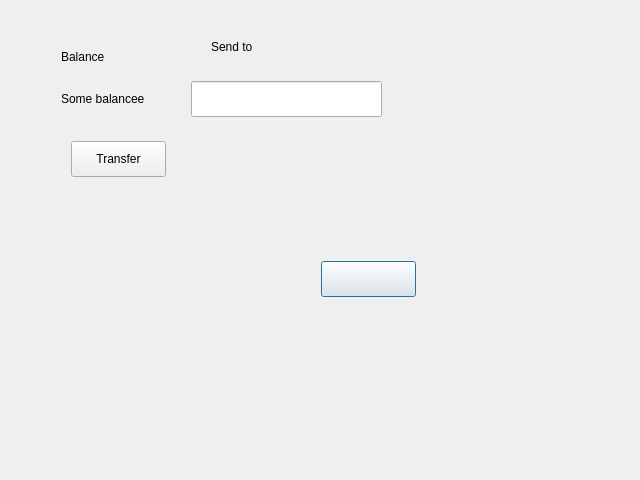
Old version of the form personal_cabinet.ui in the repository Unit-chain/wallet.
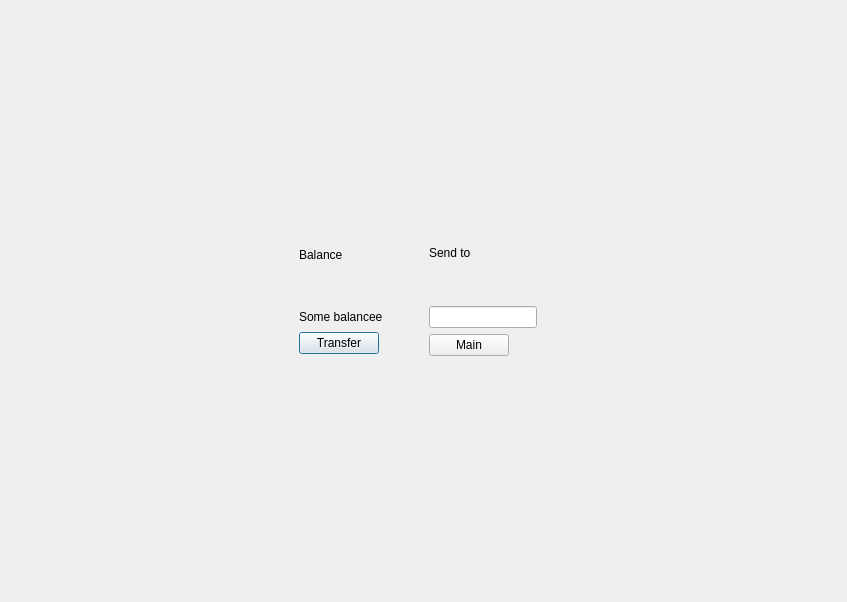
New version of the form.

Diff of the .ui file:
```diff
--- a/personal_cabinet.ui
+++ b/personal_cabinet.ui
@@ -6,110 +6,248 @@
    <rect>
     <x>0</x>
     <y>0</y>
-    <width>640</width>
-    <height>480</height>
+    <width>847</width>
+    <height>602</height>
    </rect>
   </property>
   <property name="windowTitle">
    <string>Dialog</string>
   </property>
-  <layout class="QVBoxLayout" name="verticalLayout">
+  <layout class="QVBoxLayout" name="verticalLayout_4">
    <item>
     <widget class="QStackedWidget" name="stackedWidget">
      <property name="currentIndex">
       <number>0</number>
      </property>
      <widget class="QWidget" name="page">
-      <widget class="QPushButton" name="pshBtn_main_menu">
-       <property name="geometry">
-        <rect>
-         <x>310</x>
-         <y>250</y>
-         <width>95</width>
-         <height>36</height>
-        </rect>
-       </property>
-       <property name="styleSheet">
-        <string notr="true"/>
-       </property>
-       <property name="text">
-        <string/>
-       </property>
-      </widget>
-      <widget class="QLineEdit" name="line_send_to">
-       <property name="geometry">
-        <rect>
-         <x>180</x>
-         <y>70</y>
-         <width>191</width>
-         <height>36</height>
-        </rect>
-       </property>
-       <property name="styleSheet">
-        <string notr="true"/>
-       </property>
-       <property name="readOnly">
-        <bool>true</bool>
-       </property>
-      </widget>
-      <widget class="QLabel" name="label_balance">
-       <property name="geometry">
-        <rect>
-         <x>50</x>
-         <y>30</y>
-         <width>81</width>
-         <height>31</height>
-        </rect>
-       </property>
-       <property name="text">
-        <string>Balance</string>
-       </property>
-      </widget>
-      <widget class="QLabel" name="label_current_balance">
-       <property name="geometry">
-        <rect>
-         <x>50</x>
-         <y>70</y>
-         <width>95</width>
-         <height>36</height>
-        </rect>
-       </property>
-       <property name="styleSheet">
-        <string notr="true"/>
-       </property>
-       <property name="text">
-        <string>Some balancee</string>
-       </property>
-      </widget>
-      <widget class="QLabel" name="label_send_to">
-       <property name="geometry">
-        <rect>
-         <x>200</x>
-         <y>20</y>
-         <width>81</width>
-         <height>31</height>
-        </rect>
-       </property>
-       <property name="text">
-        <string>Send to</string>
-       </property>
-      </widget>
-      <widget class="QPushButton" name="pshBtn_send">
-       <property name="geometry">
-        <rect>
-         <x>60</x>
-         <y>130</y>
-         <width>95</width>
-         <height>36</height>
-        </rect>
-       </property>
-       <property name="styleSheet">
-        <string notr="true"/>
-       </property>
-       <property name="text">
-        <string>Transfer</string>
-       </property>
-      </widget>
+      <layout class="QVBoxLayout" name="verticalLayout_5">
+       <item>
+        <layout class="QVBoxLayout" name="verticalLayout_3">
+         <item>
+          <spacer name="verticalSpacer_4">
+           <property name="orientation">
+            <enum>Qt::Vertical</enum>
+           </property>
+           <property name="sizeHint" stdset="0">
+            <size>
+             <width>20</width>
+             <height>40</height>
+            </size>
+           </property>
+          </spacer>
+         </item>
+         <item>
+          <layout class="QHBoxLayout" name="horizontalLayout_2">
+           <item>
+            <spacer name="horizontalSpacer_2">
+             <property name="orientation">
+              <enum>Qt::Horizontal</enum>
+             </property>
+             <property name="sizeHint" stdset="0">
+              <size>
+               <width>40</width>
+               <height>20</height>
+              </size>
+             </property>
+            </spacer>
+           </item>
+           <item>
+            <layout class="QVBoxLayout" name="verticalLayout_2">
+             <item>
+              <widget class="QLabel" name="label_balance">
+               <property name="sizePolicy">
+                <sizepolicy hsizetype="Fixed" vsizetype="Fixed">
+                 <horstretch>0</horstretch>
+                 <verstretch>0</verstretch>
+                </sizepolicy>
+               </property>
+               <property name="text">
+                <string>Balance</string>
+               </property>
+              </widget>
+             </item>
+             <item>
+              <spacer name="verticalSpacer_2">
+               <property name="orientation">
+                <enum>Qt::Vertical</enum>
+               </property>
+               <property name="sizeType">
+                <enum>QSizePolicy::Fixed</enum>
+               </property>
+               <property name="sizeHint" stdset="0">
+                <size>
+                 <width>20</width>
+                 <height>40</height>
+                </size>
+               </property>
+              </spacer>
+             </item>
+             <item>
+              <widget class="QLabel" name="label_current_balance">
+               <property name="sizePolicy">
+                <sizepolicy hsizetype="Fixed" vsizetype="Fixed">
+                 <horstretch>0</horstretch>
+                 <verstretch>0</verstretch>
+                </sizepolicy>
+               </property>
+               <property name="styleSheet">
+                <string notr="true"/>
+               </property>
+               <property name="text">
+                <string>Some balancee</string>
+               </property>
+              </widget>
+             </item>
+             <item>
+              <widget class="QPushButton" name="pshBtn_send">
+               <property name="sizePolicy">
+                <sizepolicy hsizetype="Fixed" vsizetype="Fixed">
+                 <horstretch>0</horstretch>
+                 <verstretch>0</verstretch>
+                </sizepolicy>
+               </property>
+               <property name="styleSheet">
+                <string notr="true"/>
+               </property>
+               <property name="text">
+                <string>Transfer</string>
+               </property>
+              </widget>
+             </item>
+            </layout>
+           </item>
+           <item>
+            <spacer name="horizontalSpacer">
+             <property name="orientation">
+              <enum>Qt::Horizontal</enum>
+             </property>
+             <property name="sizeType">
+              <enum>QSizePolicy::Fixed</enum>
+             </property>
+             <property name="sizeHint" stdset="0">
+              <size>
+               <width>40</width>
+               <height>20</height>
+              </size>
+             </property>
+            </spacer>
+           </item>
+           <item>
+            <layout class="QVBoxLayout" name="verticalLayout">
+             <item>
+              <widget class="QLabel" name="label_send_to">
+               <property name="sizePolicy">
+                <sizepolicy hsizetype="Fixed" vsizetype="Fixed">
+                 <horstretch>0</horstretch>
+                 <verstretch>0</verstretch>
+                </sizepolicy>
+               </property>
+               <property name="text">
+                <string>Send to</string>
+               </property>
+              </widget>
+             </item>
+             <item>
+              <spacer name="verticalSpacer">
+               <property name="orientation">
+                <enum>Qt::Vertical</enum>
+               </property>
+               <property name="sizeType">
+                <enum>QSizePolicy::Fixed</enum>
+               </property>
+               <property name="sizeHint" stdset="0">
+                <size>
+                 <width>20</width>
+                 <height>40</height>
+                </size>
+               </property>
+              </spacer>
+             </item>
+             <item>
+              <widget class="QLineEdit" name="line_send_to">
+               <property name="sizePolicy">
+                <sizepolicy hsizetype="Fixed" vsizetype="Fixed">
+                 <horstretch>0</horstretch>
+                 <verstretch>0</verstretch>
+                </sizepolicy>
+               </property>
+               <property name="styleSheet">
+                <string notr="true"/>
+               </property>
+               <property name="readOnly">
+                <bool>true</bool>
+               </property>
+              </widget>
+             </item>
+             <item>
+              <layout class="QHBoxLayout" name="horizontalLayout">
+               <item>
+                <widget class="QPushButton" name="pshBtn_main_menu">
+                 <property name="sizePolicy">
+                  <sizepolicy hsizetype="Fixed" vsizetype="Fixed">
+                   <horstretch>0</horstretch>
+                   <verstretch>0</verstretch>
+                  </sizepolicy>
+                 </property>
+                 <property name="styleSheet">
+                  <string notr="true"/>
+                 </property>
+                 <property name="text">
+                  <string>Main</string>
+                 </property>
+                </widget>
+               </item>
+               <item>
+                <spacer name="horizontalSpacer_5">
+                 <property name="orientation">
+                  <enum>Qt::Horizontal</enum>
+                 </property>
+                 <property name="sizeType">
+                  <enum>QSizePolicy::Preferred</enum>
+                 </property>
+                 <property name="sizeHint" stdset="0">
+                  <size>
+                   <width>40</width>
+                   <height>20</height>
+                  </size>
+                 </property>
+                </spacer>
+               </item>
+              </layout>
+             </item>
+            </layout>
+           </item>
+           <item>
+            <spacer name="horizontalSpacer_3">
+             <property name="orientation">
+              <enum>Qt::Horizontal</enum>
+             </property>
+             <property name="sizeHint" stdset="0">
+              <size>
+               <width>40</width>
+               <height>20</height>
+              </size>
+             </property>
+            </spacer>
+           </item>
+          </layout>
+         </item>
+         <item>
+          <spacer name="verticalSpacer_3">
+           <property name="orientation">
+            <enum>Qt::Vertical</enum>
+           </property>
+           <property name="sizeHint" stdset="0">
+            <size>
+             <width>20</width>
+             <height>40</height>
+            </size>
+           </property>
+          </spacer>
+         </item>
+        </layout>
+       </item>
+      </layout>
      </widget>
      <widget class="QWidget" name="page_2"/>
     </widget>
```
Left out of the diff: 5 changed lines with no effect on the pictures.
